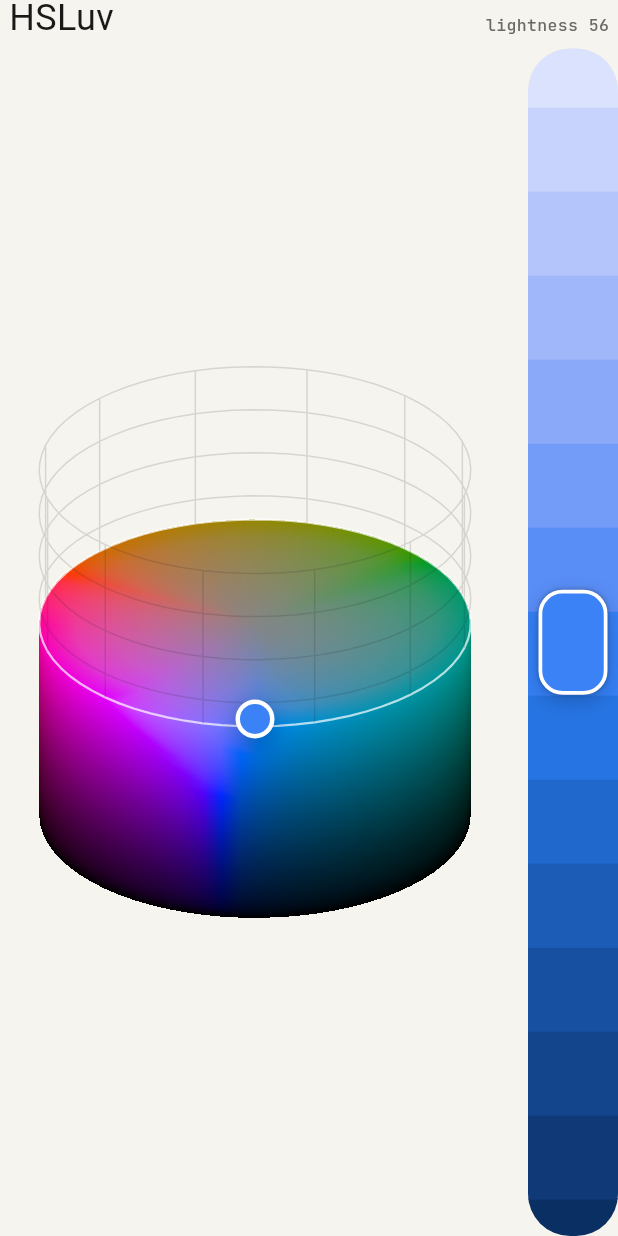
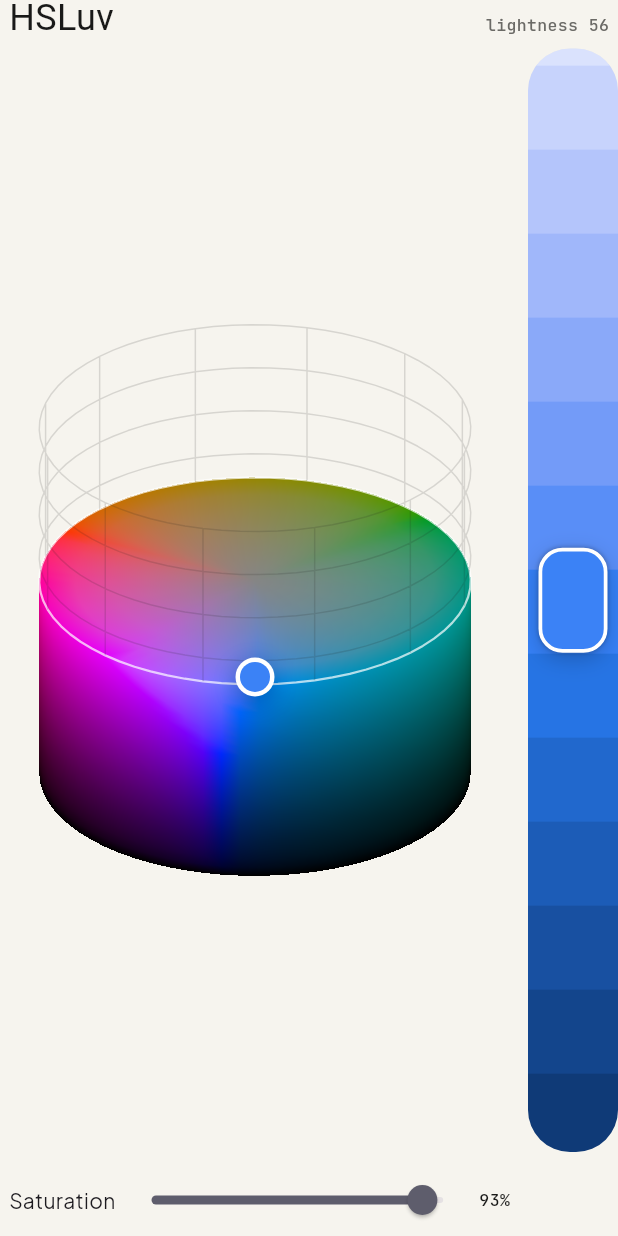
Before and after one commit to bernaferrari/chroma-folio, a Flutter app: the GamutSolidScreen widget shown alone on an empty page, opened directly, on a phone screen of 412 x 824 dp. Run offline on Flutter 3.47's test engine with Material 3 defaults, Android fonts, the phone set to English and light mode, and no system bars; our stand-ins replace bloc, equatable, flutter_bloc, google_fonts, material_color_utilities, material_ui.

Commit message:
Add a saturation slider to the solid view

```diff
--- a/lib/screens/gamut_solid_screen.dart
+++ b/lib/screens/gamut_solid_screen.dart
@@ -158,6 +158,7 @@ class _GamutSolidScreenState extends State<GamutSolidScreen>
         final space = state.activeSpace;
         final channels = state.activeColor.channelsFor(space);
         final hue = channels[0].value;
+        final saturation = channels[1];
         final lightness = channels[2].value;
         final cached = _slice;
         final slice = cached != null && cached.matches(space, lightness)
@@ -245,6 +246,33 @@ class _GamutSolidScreenState extends State<GamutSolidScreen>
                       onScrubUpdate: (value) => _cubit.scrubChannel(2, value),
                       onScrubEnd: _cubit.endScrub,
                     ),
+                  ),
+                ],
+              ),
+            ),
+            Padding(
+              padding: const EdgeInsets.fromLTRB(6, 8, _levelReelWidth + 12, 0),
+              child: Row(
+                children: [
+                  Text(saturation.name),
+                  Expanded(
+                    child: Slider(
+                      value: saturation.value.clamp(
+                        saturation.min,
+                        saturation.max,
+                      ),
+                      min: saturation.min,
+                      max: saturation.max,
+                      semanticFormatterCallback: (value) =>
+                          '${saturation.name} ${value.round()}${saturation.unit}',
+                      onChangeStart: (_) => _cubit.beginScrub(),
+                      onChanged: (value) => _cubit.scrubChannel(1, value),
+                      onChangeEnd: (_) => _cubit.endScrub(),
+                    ),
+                  ),
+                  Text(
+                    saturation.formattedValue,
+                    style: studioMonoStyle(context, fontSize: 11),
                   ),
                 ],
               ),
```
Also changed, not shown: 3 other files.
